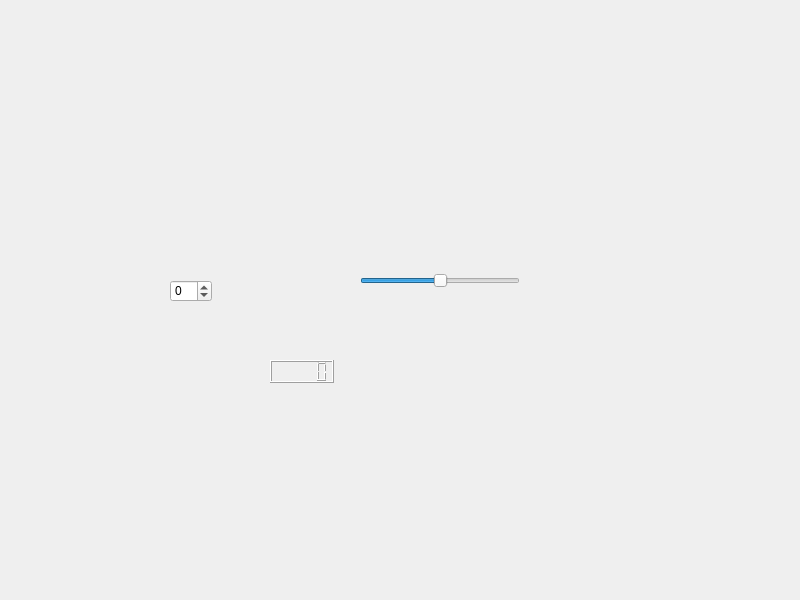
The window that widget.ui (bughsu/Spinbox) describes before a commit, drawn with Qt 5.
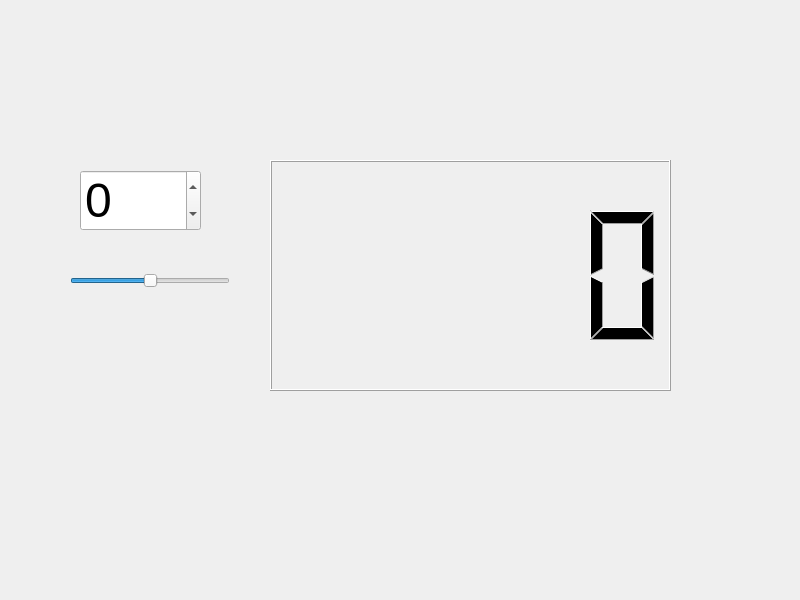
The same window after the commit.

Commit message: project completed

```diff
--- a/widget.ui
+++ b/widget.ui
@@ -16,23 +16,31 @@
   <widget class="QSpinBox" name="spinBox">
    <property name="geometry">
     <rect>
-     <x>170</x>
-     <y>280</y>
-     <width>42</width>
-     <height>22</height>
+     <x>80</x>
+     <y>170</y>
+     <width>121</width>
+     <height>61</height>
     </rect>
    </property>
+   <property name="font">
+    <font>
+     <pointsize>36</pointsize>
+    </font>
+   </property>
    <property name="minimum">
     <number>-100</number>
    </property>
    <property name="maximum">
     <number>100</number>
    </property>
+   <property name="displayIntegerBase">
+    <number>10</number>
+   </property>
   </widget>
   <widget class="QSlider" name="horizontalSlider">
    <property name="geometry">
     <rect>
-     <x>360</x>
+     <x>70</x>
      <y>270</y>
      <width>160</width>
      <height>22</height>
@@ -52,9 +60,9 @@
    <property name="geometry">
     <rect>
      <x>270</x>
-     <y>360</y>
-     <width>64</width>
-     <height>23</height>
+     <y>160</y>
+     <width>401</width>
+     <height>231</height>
     </rect>
    </property>
   </widget>
```
